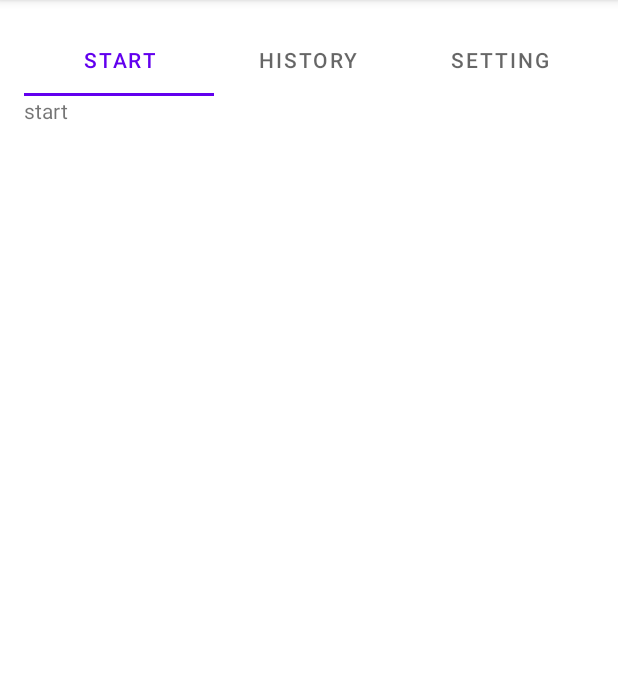
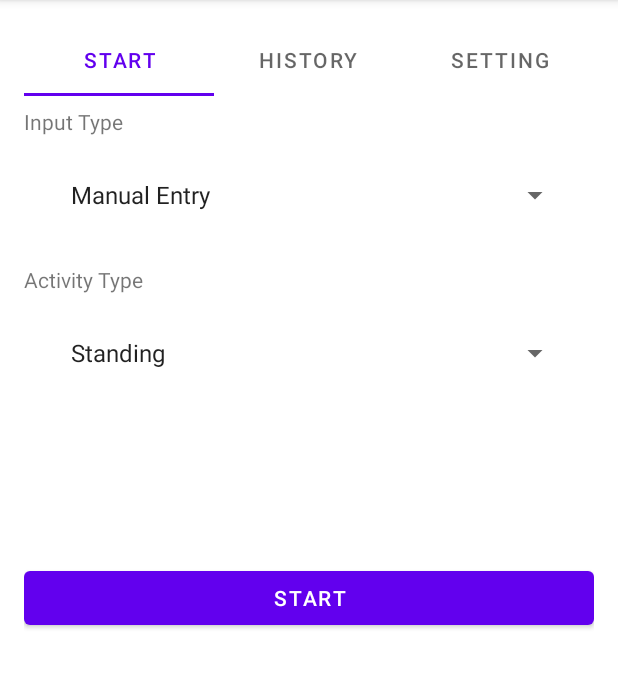
Before and after one commit to shotarokuma/navigate-app, an Android app: the screen it shows after launch (MainActivity), on a phone screen of 412 x 824 dp, the part 84-772 px from its top. Run offline under Robolectric (Android 15) with nearby library versions, the phone set to English and light mode, and no system bars.

Commit message:
create ui for start

```diff
--- a/app/src/main/java/com/example/shotaro_kumagai_myruns2/Setting.kt
+++ b/app/src/main/java/com/example/shotaro_kumagai_myruns2/Setting.kt
@@ -13,14 +13,12 @@ import android.widget.LinearLayout
 class Setting : Fragment() {
     private lateinit var  setting: View
     private lateinit var intent:Intent
-    private lateinit var profile: LinearLayout
     private lateinit var privacy: LinearLayout
     private  lateinit var unitPreference: LinearLayout
     private  lateinit var  comments : LinearLayout
     private lateinit var privacyCheck: CheckBox
     private lateinit var unitDialog: Dialog
     private  lateinit var commentDialog: Dialog
-    private lateinit var misc:LinearLayout
     private lateinit var uri: Uri
 
 
@@ -30,8 +28,7 @@ class Setting : Fragment() {
     ): View? {
         setting = inflater.inflate(R.layout.fragment_setting, container, false)
 
-        profile = setting.findViewById(R.id.profile)
-        profile.setOnClickListener{
+        setting.findViewById<LinearLayout>(R.id.profile).setOnClickListener{
             intent = Intent(context,ProfileActivity::class.java)
             startActivity(intent)
         }
@@ -76,8 +73,7 @@ class Setting : Fragment() {
         }
 
 
-        misc = setting.findViewById(R.id.misc)
-        misc.setOnClickListener{
+        setting.findViewById<LinearLayout>(R.id.misc).setOnClickListener{
             uri = Uri.parse("https://www.sfu.ca/computing.html")
             intent = Intent(Intent.ACTION_VIEW, uri)
             startActivity(intent)
--- a/app/src/main/java/com/example/shotaro_kumagai_myruns2/Start.kt
+++ b/app/src/main/java/com/example/shotaro_kumagai_myruns2/Start.kt
@@ -1,16 +1,75 @@
 package com.example.shotaro_kumagai_myruns2
 
+import android.content.Intent
 import android.os.Bundle
 import androidx.fragment.app.Fragment
 import android.view.LayoutInflater
 import android.view.View
 import android.view.ViewGroup
+import android.widget.ArrayAdapter
+import android.widget.Button
+import android.widget.Spinner
+
 
 class Start : Fragment() {
+    private lateinit var start: View
+    private lateinit var intent: Intent
+    private lateinit var inputs: Array<String>
+    private lateinit var activities: Array<String>
+    private lateinit var inputSpinner: Spinner
+    private lateinit var activitiesSpinner: Spinner
+    private lateinit var inputAdapter: ArrayAdapter<String>
+    private lateinit var activitiesAdapter: ArrayAdapter<String>
+
+
     override fun onCreateView(
         inflater: LayoutInflater, container: ViewGroup?,
         savedInstanceState: Bundle?
     ): View? {
-        return inflater.inflate(R.layout.fragment_start, container, false)
+        start =  inflater.inflate(R.layout.fragment_start, container, false)
+
+        start.findViewById<Button>(R.id.start_button)?.setOnClickListener{
+            intent = if (inputSpinner.selectedItem.toString() == "Manual Entry"){
+                Intent(context, ManualActivity::class.java)
+            }else{
+                Intent(context, MapActivity::class.java)
+            }
+            startActivity(intent)
+        }
+
+
+        inputs = resources.getStringArray(R.array.inputs)
+        inputSpinner = start.findViewById(R.id.inputs)
+        inputAdapter = ArrayAdapter(start.context,android.R.layout.simple_list_item_1,inputs)
+        inputSpinner.adapter = inputAdapter
+
+        val selectedInput: String? = savedInstanceState?.getString(INPUT_TYPE,null)
+        if(selectedInput !== null){
+            inputSpinner.setSelection(inputAdapter.getPosition(selectedInput))
+        }
+
+
+        activities = resources.getStringArray(R.array.activities)
+        activitiesSpinner = start.findViewById(R.id.activities)
+        activitiesAdapter = ArrayAdapter(start.context, android.R.layout.simple_list_item_1,activities)
+        activitiesSpinner.adapter = activitiesAdapter
+
+        val selectedActivity : String? = savedInstanceState?.getString(ACTIVITIES_TYPE, null)
+        if(selectedInput !== null){
+            activitiesSpinner.setSelection(activitiesAdapter.getPosition(selectedActivity))
+        }
+
+        return start
+    }
+
+    override fun onSaveInstanceState(outState: Bundle) {
+        super.onSaveInstanceState(outState)
+        outState.putString(INPUT_TYPE, inputSpinner.selectedItem.toString())
+        outState.putString(ACTIVITIES_TYPE, activitiesSpinner.selectedItem.toString())
+    }
+
+    companion object {
+        const val INPUT_TYPE = "input_type"
+        const val ACTIVITIES_TYPE = "activities_type"
     }
 }
--- a/app/src/main/res/layout/fragment_start.xml
+++ b/app/src/main/res/layout/fragment_start.xml
@@ -1,14 +1,41 @@
 <?xml version="1.0" encoding="utf-8"?>
-<FrameLayout xmlns:android="http://schemas.android.com/apk/res/android"
+<LinearLayout
+    xmlns:android="http://schemas.android.com/apk/res/android"
     xmlns:tools="http://schemas.android.com/tools"
     android:layout_width="match_parent"
     android:layout_height="match_parent"
-    tools:context=".Start">
-
-    <!-- TODO: Update blank fragment layout -->
+    tools:context=".Start"
+    android:orientation="vertical"
+    >
     <TextView
+        android:text="@string/input_type"
+        android:layout_width="wrap_content"
+        android:layout_height="wrap_content"
+        android:layout_marginTop="7dp"
+        />
+    <Spinner
+        android:id="@+id/inputs"
         android:layout_width="match_parent"
-        android:layout_height="match_parent"
-        android:text="start" />
-
-</FrameLayout>
+        android:layout_height="wrap_content"
+        android:layout_margin="15dp"
+        />
+    <TextView
+        android:text="@string/activity_type"
+        android:layout_width="wrap_content"
+        android:layout_height="wrap_content"
+        android:layout_marginTop="7dp"
+        />
+    <Spinner
+        android:id="@+id/activities"
+        android:layout_width="match_parent"
+        android:layout_height="wrap_content"
+        android:layout_margin="15dp"
+        />
+    <Button
+        android:id="@+id/start_button"
+        android:layout_width="match_parent"
+        android:layout_height="wrap_content"
+        android:text="@string/start"
+        android:layout_marginTop="100dp"
+        />
+</LinearLayout>
--- a/app/src/main/res/layout/pick_profile_dialog.xml
+++ b/app/src/main/res/layout/pick_profile_dialog.xml
@@ -33,7 +33,7 @@
         >
         <TextView
             android:textSize="15sp"
-            android:text="@string/select_from_grallery"
+            android:text="@string/select_from_gallery"
             android:layout_width="wrap_content"
             android:layout_height="wrap_content"
             android:layout_margin="10dp"
--- a/app/src/main/res/values/strings.xml
+++ b/app/src/main/res/values/strings.xml
@@ -34,5 +34,27 @@
     <string name="unit_kilometers">Metric (Kilometers)</string>
     <string name="unit_miles">Imperial (Miles)</string>
     <string name="open_camera">Open Camera</string>
-    <string name="select_from_grallery">Select from Gallery</string>
+    <string name="select_from_gallery">Select from Galley</string>
+    <string name="start">Start</string>
+    <string name="input_type">Input Type</string>
+    <string name="activity_type">Activity Type</string>
+    <string-array name="inputs">
+        <item>Manual Entry</item>
+        <item>GPS</item>
+        <item>Automatic</item>
+    </string-array>
+    <string-array name="activities">
+        <item>Standing</item>
+        <item>Cycling</item>
+        <item>Hiking</item>
+        <item>Downhill Skiing</item>
+        <item>Cross-Country Skiing</item>
+        <item>Snowboarding</item>
+        <item>Skating</item>
+        <item>Swimming</item>
+        <item>Mountain Hiking</item>
+        <item>Wheelchair</item>
+        <item>Elliptical</item>
+        <item>Other</item>
+    </string-array>
 </resources>
```
Also changed, not shown: app/src/main/AndroidManifest.xml (+19 -9 lines), app/src/main/java/com/example/shotaro_kumagai_myruns2/ManualActivity.kt (added, +11 -0 lines), app/src/main/java/com/example/shotaro_kumagai_myruns2/MapActivity.kt (added, +11 -0 lines), app/src/main/res/layout/activity_manual.xml (added, +9 -0 lines), app/src/main/res/layout/activity_map.xml (added, +9 -0 lines), app/src/main/res/layout/fragment_history.xml (+0 -7 lines).
